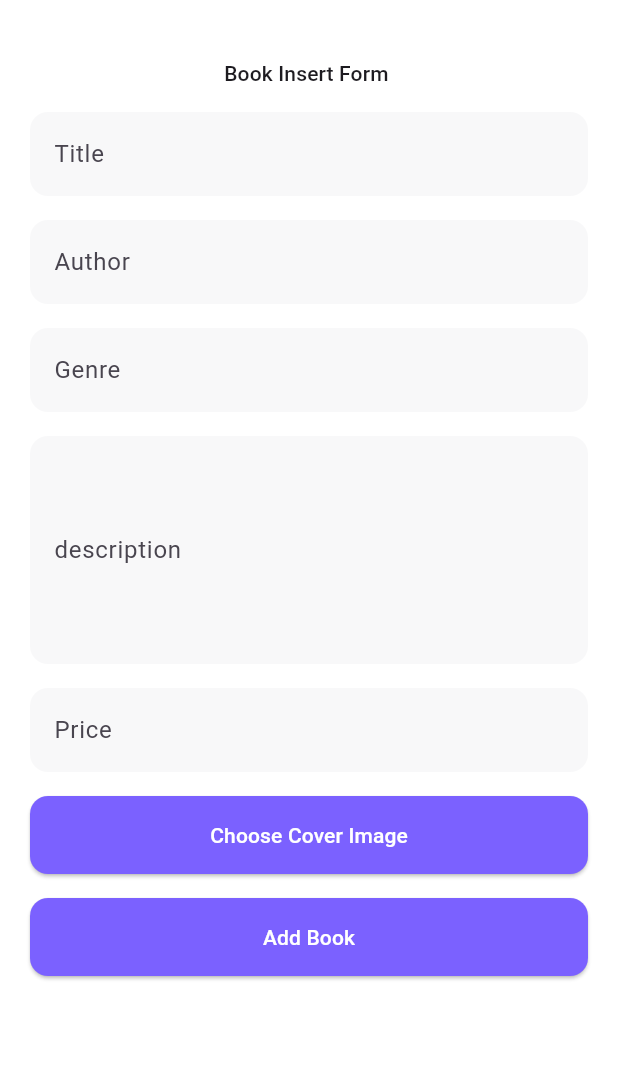
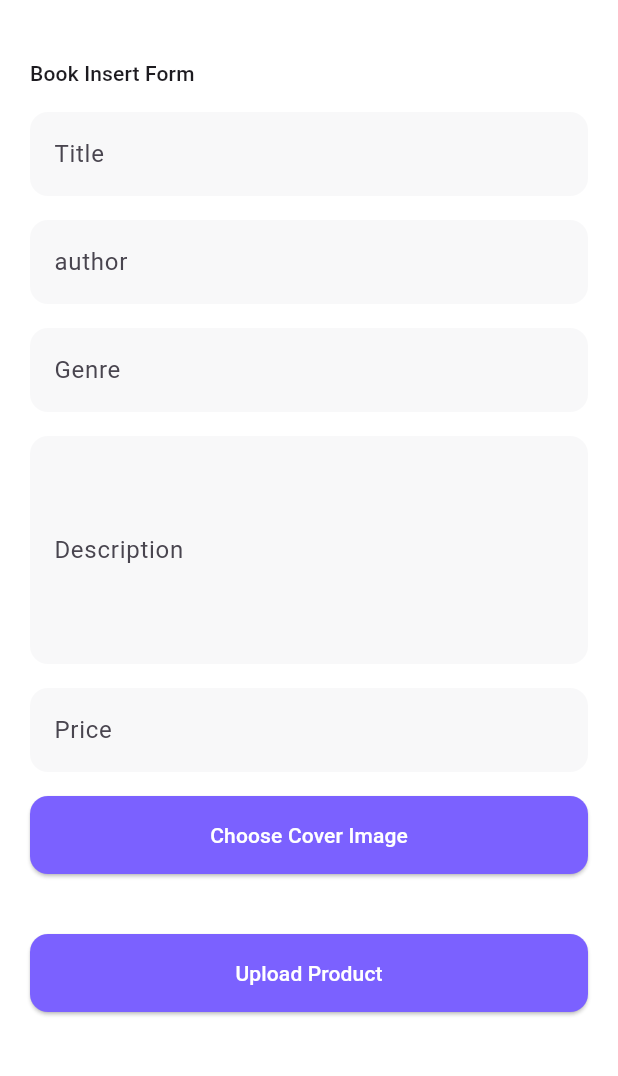
Before and after one commit to huzaifayofizza/booksoter, a Flutter app: the BookStoreAdmin screen opened directly, after a tap on "Choose Cover Image", on a phone screen of 412 x 824 dp, the part 56-1132 px from its top. Run offline on Flutter 3.47's test engine with Material 3 defaults, Android fonts, the phone set to English and light mode, and no system bars; our stand-ins replace cached_network_image, cloud_firestore, firebase_auth, firebase_core, flutter_rating_bar, flutter_svg and 4 more; missing offline and left inert: cloudinary_public; accounts and stored records are empty; Roboto replaces fonts that are missing (Plus Jakarta); project files that could hold a hidden picture were left out.

Commit message:
insert book crud...done

```diff
--- a/lib/screens/admin_panel/Screen/BookInsertForm.dart
+++ b/lib/screens/admin_panel/Screen/BookInsertForm.dart
@@ -3,6 +3,10 @@ import 'dart:io';
 import 'package:bookstore/constants.dart';
 import 'package:bookstore/route/screen_export.dart';
 import 'package:bookstore/screens/admin_panel/Screen/DrawerWidget.dart';
+import 'package:cloud_firestore/cloud_firestore.dart';
+
+import 'package:cloudinary_public/cloudinary_public.dart';
+import 'package:flutter/foundation.dart';
 import 'package:flutter/material.dart';
 import 'package:flutter/services.dart';
 import 'package:image_picker/image_picker.dart';
@@ -14,35 +18,138 @@ class BookStoreAdmin extends StatefulWidget {
 
 class _BookStoreAdminState extends State<BookStoreAdmin> {
   final GlobalKey<FormState> _formKey = GlobalKey<FormState>();
+  final ImagePicker _picker = ImagePicker();
 
-  // Add book form state variables
-  String _title = '';
-  String _author = '';
-  String _description = '';
-  String _genre = '';
-  String _price = '';
-  XFile? _imageFile; // Variable to store the selected image
+  final _nameController = TextEditingController();
+  final _genreController = TextEditingController();
+  final _authorController = TextEditingController();
+  final _priceController = TextEditingController();
+  final _descriptionController = TextEditingController();
 
+  XFile? _imageFile;
+  String? _imageUrl;
+  bool _isLoading = false;
 
+  final cloudinary = CloudinaryPublic(
+    'daqa1s0x8', // Replace with your cloud name
+    'book_image', // Replace with your upload preset
+    cache: false,
+  );
 
-  Future<void> _pickImage() async {
-    final pickedFile =
-        await ImagePicker().pickImage(source: ImageSource.gallery);
-    setState(() {
-      _imageFile = pickedFile;
-    });
+  Future<void> _pickImage(ImageSource source) async {
+    try {
+      final XFile? pickedFile = await _picker.pickImage(
+        source: source,
+        maxWidth: 1080,
+        maxHeight: 1080,
+        imageQuality: 85,
+      );
+
+      if (pickedFile != null) {
+        setState(() {
+          _imageFile = pickedFile;
+        });
+      }
+    } catch (e) {
+      print('Error picking image: $e');
+    }
+  }
+
+  Future<String?> _uploadToCloudinary() async {
+    if (_imageFile == null) return null;
+
+    try {
+      CloudinaryResponse response;
+
+      if (kIsWeb) {
+        // For web platform
+        final bytes = await _imageFile!.readAsBytes();
+        response = await cloudinary.uploadFile(
+          CloudinaryFile.fromBytesData(
+            bytes,
+            identifier: 'upload',
+            folder: 'products',
+            resourceType: CloudinaryResourceType.Image,
+          ),
+        );
+      } else {
+        // For mobile platform
+        response = await cloudinary.uploadFile(
+          CloudinaryFile.fromFile(
+            _imageFile!.path,
+            folder: 'products',
+            resourceType: CloudinaryResourceType.Image,
+          ),
+        );
+      }
+
+      return response.secureUrl;
+    } catch (e) {
+      print('Error uploading to Cloudinary: $e');
+      return null;
+    }
+  }
+
+  Future<void> _saveProduct() async {
+    if (!_formKey.currentState!.validate() || _imageFile == null) {
+      ScaffoldMessenger.of(context).showSnackBar(
+        SnackBar(content: Text('Please fill all fields and select an image')),
+      );
+      return;
+    }
+
+    setState(() => _isLoading = true);
+
+    try {
+      // Upload image to Cloudinary
+      _imageUrl = await _uploadToCloudinary();
+
+      if (_imageUrl == null) throw Exception('Failed to upload image');
+
+      // Save product data to Firestore
+      await FirebaseFirestore.instance.collection('products').add({
+        'name': _nameController.text,
+        'author': _authorController.text,
+        'genre': _genreController.text,
+        'description': _descriptionController.text,
+        'price': double.parse(_priceController.text),
+        'imageUrl': _imageUrl,
+      });
+
+      // Clear form fields after successful submission
+      _nameController.clear();
+      _authorController.clear();
+      _genreController.clear();
+      _priceController.clear();
+      _descriptionController.clear();
+      setState(() {
+        _imageFile = null;
+        _imageUrl = null;
+      });
+
+      ScaffoldMessenger.of(context).showSnackBar(
+        SnackBar(content: Text('Product uploaded successfully!')),
+      );
+    } catch (e) {
+      ScaffoldMessenger.of(context).showSnackBar(
+        SnackBar(content: Text('Error uploading product: $e')),
+      );
+    } finally {
+      setState(() => _isLoading = false);
+    }
   }
 
   @override
   Widget build(BuildContext context) {
     return Scaffold(
-     appBar: AppBar(
+      appBar: AppBar(
         title: const Text('Book Store Admin'),
       ),
       drawer: DrawerWidget(),
       body: SingleChildScrollView(
         padding: const EdgeInsets.all(20.0),
         child: Column(
+          crossAxisAlignment: CrossAxisAlignment.stretch,
           children: [
             Text(
               "Book Insert Form ",
@@ -54,6 +161,7 @@ class _BookStoreAdminState extends State<BookStoreAdmin> {
               child: Column(
                 children: [
                   TextFormField(
+                    controller: _nameController,
                     decoration: const InputDecoration(
                       labelText: 'Title',
                     ),
@@ -61,91 +169,76 @@ class _BookStoreAdminState extends State<BookStoreAdmin> {
                       if (value == null || value.isEmpty) {
                         return 'Please enter a title.';
                       }
-                      return null;
                     },
-                    onSaved: (newValue) => _title = newValue!,
                   ),
                   const SizedBox(height: defaultPadding),
                   TextFormField(
+                    controller: _authorController,
                     decoration: const InputDecoration(
-                      labelText: 'Author',
+                      labelText: 'author',
                     ),
                     validator: (value) {
                       if (value == null || value.isEmpty) {
-                        return 'Please enter the author.';
+                        return 'Please enter a author.';
                       }
-                      return null;
                     },
-                    onSaved: (newValue) => _author = newValue!,
                   ),
                   const SizedBox(height: defaultPadding),
                   TextFormField(
+                    controller: _genreController,
                     decoration: const InputDecoration(
                       labelText: 'Genre',
-                      hintMaxLines: 5,
                     ),
-                    keyboardType: TextInputType.multiline,
                     validator: (value) {
                       if (value == null || value.isEmpty) {
                         return 'Please enter a Genre.';
                       }
-                      return null;
                     },
-                    onSaved: (newValue) => _description = newValue!,
                   ),
                   const SizedBox(height: defaultPadding),
                   TextFormField(
+                    controller: _descriptionController,
                     decoration: const InputDecoration(
-                      labelText: 'description',
+                      labelText: 'Description',
                     ),
                     maxLines: 5,
                     keyboardType: TextInputType.multiline,
                     validator: (value) {
                       if (value == null || value.isEmpty) {
-                        return 'Please enter a description.';
+                        return 'Please enter a Description.';
                       }
-                      return null;
                     },
-                    onSaved: (newValue) => _genre = newValue!,
                   ),
                   const SizedBox(height: defaultPadding),
                   TextFormField(
+                    controller: _priceController,
                     decoration: const InputDecoration(
                       labelText: 'Price',
                     ),
-                    keyboardType: TextInputType.number,
                     validator: (value) {
                       if (value == null || value.isEmpty) {
                         return 'Please enter a Price.';
                       }
-                      return null;
                     },
-                    onSaved: (newValue) => _price = newValue!,
                   ),
                   const SizedBox(height: defaultPadding),
                   ElevatedButton(
-                    onPressed: _pickImage,
                     child: const Text('Choose Cover Image'),
+                    onPressed: () => _pickImage(ImageSource.camera),
                   ),
-                  if (_imageFile != null)
-                    Image.file(
-                      File(_imageFile!.path),
-                      height: 100,
-                      width: 100,
-                    ),
+                  if (_imageFile != null) ...[
+                    kIsWeb
+                        ? Image.network(_imageFile!.path, height: 200)
+                        : Image.file(File(_imageFile!.path), height: 200),
+                    SizedBox(height: 16),
+                  ],
                   const SizedBox(height: defaultPadding),
+                  SizedBox(height: 24),
                   ElevatedButton(
-                    onPressed: () {
-                      if (_formKey.currentState!.validate()) {
-                        _formKey.currentState!.save();
-                        // Add book to database or perform other actions, including uploading the image
-                        print(
-                            'Book added: $_title by $_author ($_description) with genre $_genre and price $_price');
-                        // Handle image upload here:
-                        // ...
-                      }
-                    },
-                    child: const Text('Add Book'),
+                    onPressed: _isLoading ? null : _saveProduct,
+                    child: _isLoading
+                        ? CircularProgressIndicator()
+                        : Text('Upload Product'),
                   ),
                 ],
               ),
@@ -156,6 +249,14 @@ class _BookStoreAdminState extends State<BookStoreAdmin> {
     );
   }
 
+  @override
+  void dispose() {
+    _nameController.dispose();
+    _priceController.dispose();
+    _descriptionController.dispose();
+    super.dispose();
+  }
+
   void _handleLogout() {
     // Implement logic to handle logout, such as navigating to a login screen
     Navigator.pushNamed(context, logInScreenRoute); // Example
```
